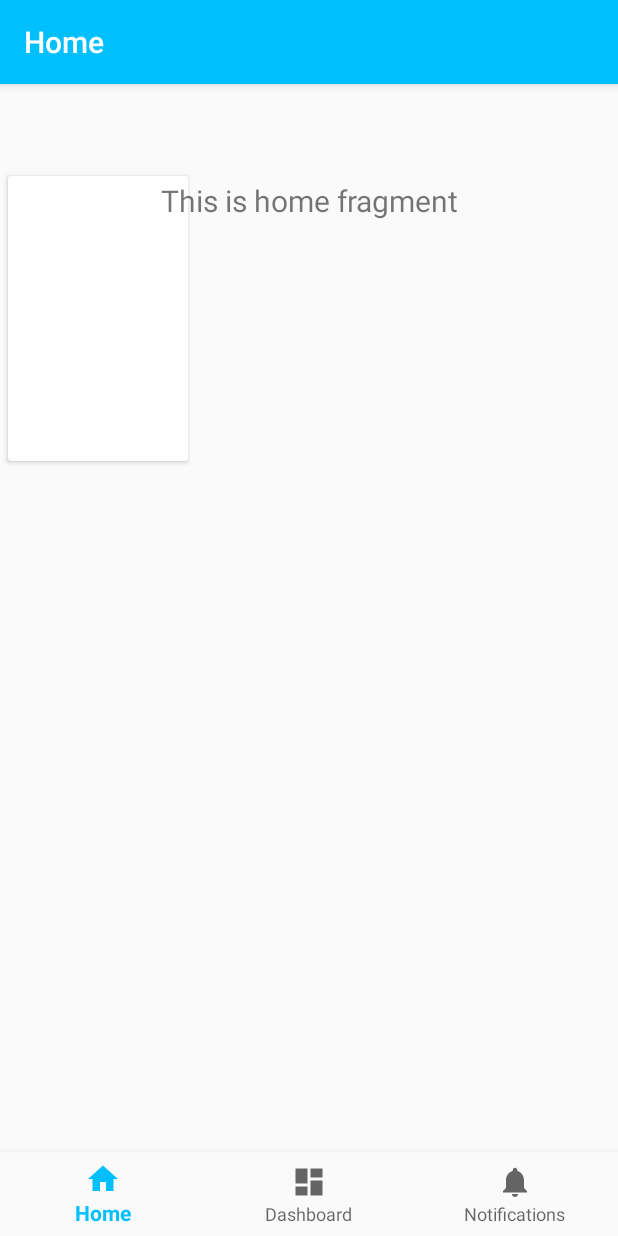
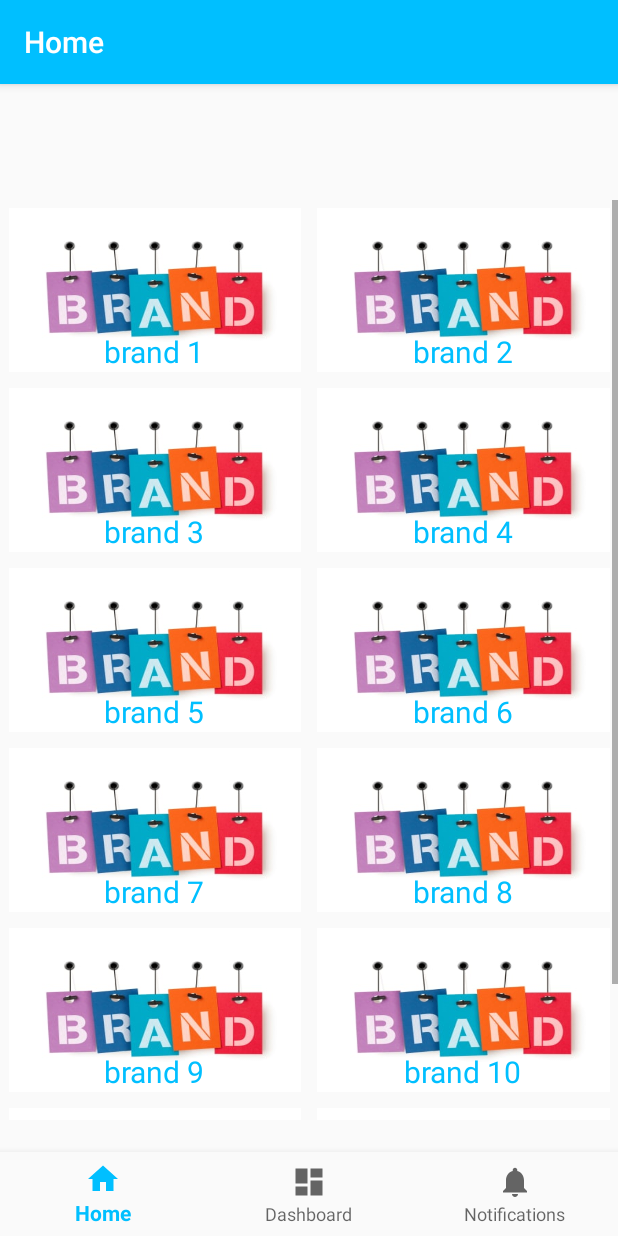
Before and after one commit to karimmady/eshop-client, an Android app: the Home screen opened directly, with no data from a screen before it, on a phone screen of 412 x 824 dp. Run offline under Robolectric (Android 15) with nearby library versions, the phone set to English and light mode, and no system bars; our stand-ins replace navigation-ui.

Commit message:
home screen cards

```diff
--- a/app/build.gradle
+++ b/app/build.gradle
@@ -30,6 +30,8 @@ dependencies {
     implementation 'androidx.navigation:navigation-fragment:2.0.0'
     implementation 'androidx.navigation:navigation-ui:2.0.0'
     implementation 'androidx.lifecycle:lifecycle-extensions:2.0.0'
+    implementation 'androidx.recyclerview:recyclerview'
+    implementation 'androidx.cardview:cardview'
     testImplementation 'junit:junit:4.12'
     androidTestImplementation 'androidx.test.ext:junit:1.1.1'
     androidTestImplementation 'androidx.test.espresso:espresso-core:3.2.0'
--- a/app/src/main/java/com/example/eshop_client/Home.java
+++ b/app/src/main/java/com/example/eshop_client/Home.java
@@ -9,8 +9,14 @@ import androidx.navigation.NavController;
 import androidx.navigation.Navigation;
 import androidx.navigation.ui.AppBarConfiguration;
 import androidx.navigation.ui.NavigationUI;
+import androidx.recyclerview.widget.RecyclerView;
 
 public class Home extends AppCompatActivity {
+
+    private RecyclerView recyclerView;
+    private RecyclerView.Adapter mAdapter;
+    private RecyclerView.LayoutManager layoutManager;
+
 
     @Override
     protected void onCreate(Bundle savedInstanceState) {
--- a/app/src/main/java/com/example/eshop_client/MainActivity.java
+++ b/app/src/main/java/com/example/eshop_client/MainActivity.java
@@ -46,20 +46,21 @@ public class MainActivity extends AppCompatActivity {
             public void onClick(View view) {
                 TextView email = findViewById(R.id.email);
                 TextView password = findViewById(R.id.password);
-                loginURL = "http://10.0.2.2:3000/login?" + "email=" + email.getText() +"&password="+password.getText();
+                loginURL = "http://192.168.1.10:3000/login?" + "email=" + email.getText() +"&password="+password.getText();
                 System.out.println(loginURL);
-                try {
-                    boolean status = new Network().execute(loginURL).get();
-                }catch (Exception e){
-
-                }
-                if (network.status==200){
+//                try {
+//                    boolean status = new Network().execute(loginURL).get();
+//                }catch (Exception e){
+//
+//                }
+//                if (network.status==200){
                     Intent i = new Intent(MainActivity.this,Home.class);
                     startActivity(i);
-                }
-                else {
-                    //make toast invalid login
-                }
+//                }
+//                else {
+//
+//                    Toast.makeText(MainActivity.this,"ERROR",Toast.LENGTH_SHORT).show();
+//                }
             }
         });
 //        BottomNavigationView navView = findViewById(R.id.nav_view);
--- a/app/src/main/java/com/example/eshop_client/Register.java
+++ b/app/src/main/java/com/example/eshop_client/Register.java
@@ -27,11 +27,30 @@ public class Register extends AppCompatActivity {
                 EditText lastName = findViewById(R.id.LastName);
                 EditText Password = findViewById(R.id.Password);
                 EditText RePassword =findViewById(R.id.ReEnter);
-               // System.out.println(String.valueOf(firstName.getText()).equals(null));
-                if(!String.valueOf(Password.getText()).equals(String.valueOf(RePassword.getText())))
+               ///////////////////////////////////////////////////////////////////////////////////////////
+                if(!String.valueOf(Password.getText()).equals(String.valueOf(RePassword.getText()))
+                        ||String.valueOf(firstName.getText()).isEmpty() ||String.valueOf(lastName.getText()).isEmpty()
+                        ||String.valueOf(email.getText()).isEmpty()||String.valueOf(Password.getText()).isEmpty()
+                        ||String.valueOf(RePassword.getText()).isEmpty())
                 {
+                    if(String.valueOf(firstName.getText()).isEmpty() && String.valueOf(lastName.getText()).isEmpty()
+                       &&String.valueOf(email.getText()).isEmpty()&& String.valueOf(Password.getText()).isEmpty()
+                       &&String.valueOf(RePassword.getText()).isEmpty())
+                        Toast.makeText(Register.this,"Missing information",Toast.LENGTH_SHORT).show();
 
-                    Toast.makeText(Register.this,"Password does not match",Toast.LENGTH_SHORT).show();
+
+                    else if (String.valueOf(firstName.getText()).isEmpty())
+                        Toast.makeText(Register.this,"Please enter your first name",Toast.LENGTH_SHORT).show();
+                    else if (String.valueOf(lastName.getText()).isEmpty())
+                        Toast.makeText(Register.this,"Please enter your last name",Toast.LENGTH_SHORT).show();
+                    else if (String.valueOf(email.getText()).isEmpty())
+                        Toast.makeText(Register.this,"Please enter your E-mail address",Toast.LENGTH_SHORT).show();
+                    else if (String.valueOf(Password.getText()).isEmpty())
+                        Toast.makeText(Register.this,"Please type your password",Toast.LENGTH_SHORT).show();
+                    else if (String.valueOf(RePassword.getText()).isEmpty())
+                        Toast.makeText(Register.this,"Please Re-Enter your password",Toast.LENGTH_SHORT).show();
+                    else if (!String.valueOf(Password.getText()).equals(String.valueOf(RePassword.getText())))
+                        Toast.makeText(Register.this,"Password does not match",Toast.LENGTH_SHORT).show();
                 }
                 else{
                     registerURL = "http://10.0.2.2:3000/register?" + "email=" + email.getText() +"&password="+Password.getText()+"&name="+String.valueOf(firstName.getText())+"%20"+String.valueOf(lastName.getText());
--- a/app/src/main/java/com/example/eshop_client/ui/home/HomeFragment.java
+++ b/app/src/main/java/com/example/eshop_client/ui/home/HomeFragment.java
@@ -1,9 +1,12 @@
 package com.example.eshop_client.ui.home;
 
+import android.content.Context;
+import android.content.Intent;
 import android.os.Bundle;
 import android.view.LayoutInflater;
 import android.view.View;
 import android.view.ViewGroup;
+import android.widget.ImageView;
 import android.widget.TextView;
 
 import androidx.annotation.Nullable;
@@ -11,25 +14,108 @@ import androidx.annotation.NonNull;
 import androidx.fragment.app.Fragment;
 import androidx.lifecycle.Observer;
 import androidx.lifecycle.ViewModelProviders;
+import androidx.recyclerview.widget.GridLayoutManager;
+import androidx.recyclerview.widget.LinearLayoutManager;
+import androidx.recyclerview.widget.RecyclerView;
 
+import com.example.eshop_client.Home;
+import com.example.eshop_client.MainActivity;
 import com.example.eshop_client.R;
+
+import java.util.ArrayList;
+import java.util.Arrays;
 
 public class HomeFragment extends Fragment {
 
     private HomeViewModel homeViewModel;
 
+    ArrayList<String> brandNames = new ArrayList<>(Arrays.asList("brand 1", "brand 2", "brand 3", "brand 4", "brand 5", "brand 6", "brand 7","brand 8", "brand 9", "brand 10", "brand 11", "brand 12", "brand 13", "brand 14"));
+    ArrayList<Integer> brandImages = new ArrayList<>(Arrays.asList(R.drawable.brand1, R.drawable.brand1, R.drawable.brand1, R.drawable.brand1, R.drawable.brand1, R.drawable.brand1, R.drawable.brand1,R.drawable.brand1, R.drawable.brand1, R.drawable.brand1, R.drawable.brand1, R.drawable.brand1, R.drawable.brand1, R.drawable.brand1));
+
     public View onCreateView(@NonNull LayoutInflater inflater,
                              ViewGroup container, Bundle savedInstanceState) {
-        homeViewModel =
-                ViewModelProviders.of(this).get(HomeViewModel.class);
+//        homeViewModel =
+//                ViewModelProviders.of(this).get(HomeViewModel.class);
+//        View root = inflater.inflate(R.layout.fragment_home, container, false);
+//        final TextView textView = root.findViewById(R.id.text_home);
+//        homeViewModel.getText().observe(this, new Observer<String>() {
+//            @Override
+//            public void onChanged(@Nullable String s) {
+//                textView.setText(s);
+//            }
+//        });
         View root = inflater.inflate(R.layout.fragment_home, container, false);
-        final TextView textView = root.findViewById(R.id.text_home);
-        homeViewModel.getText().observe(this, new Observer<String>() {
-            @Override
-            public void onChanged(@Nullable String s) {
-                textView.setText(s);
-            }
-        });
+
+        RecyclerView recyclerView = (RecyclerView) root.findViewById(R.id.recyclerView);
+        // set a GridLayoutManager with 2 number of columns , horizontal gravity and false value for reverseLayout to show the items from start to end
+        GridLayoutManager gridLayoutManager = new GridLayoutManager(getContext(),2);
+        recyclerView.setLayoutManager(gridLayoutManager); // set LayoutManager to RecyclerView
+        //  call the constructor of CustomAdapter to send the reference and data to Adapter
+        CustomAdapter customAdapter = new CustomAdapter(getContext(), brandNames, brandImages);
+        recyclerView.setAdapter(customAdapter); // set the Adapter to RecyclerView
+
         return root;
     }
 }
+
+class CustomAdapter extends RecyclerView.Adapter<CustomAdapter.MyViewHolder> {
+
+    ArrayList<String> brandNames;
+    ArrayList<Integer> brandImages;
+    Context context;
+
+    public CustomAdapter(Context context, ArrayList<String> brandNames, ArrayList<Integer> brandImages) {
+        this.context = context;
+
+        this.brandNames = brandNames;
+        this.brandImages = brandImages;
+    }
+
+    @Override
+    public MyViewHolder onCreateViewHolder(ViewGroup parent, int viewType) {
+        // infalte the item Layout
+        View v = LayoutInflater.from(parent.getContext()).inflate(R.layout.rowlayout, parent, false);
+        // set the view's size, margins, paddings and layout parameters
+        MyViewHolder vh = new MyViewHolder(v); // pass the view to View Holder
+        return vh;
+    }
+
+    @Override
+    public void onBindViewHolder(MyViewHolder holder, final int position) {
+        // set the data in items
+        holder.name.setText(brandNames.get(position));
+        holder.image.setImageResource(brandImages.get(position));
+        // implement setOnClickListener event on item view.
+        holder.itemView.setOnClickListener(new View.OnClickListener() {
+            @Override
+            public void onClick(View view) {
+                // open another activity on item click
+                Intent intent = new Intent(context, MainActivity.class);
+                intent.putExtra("image", brandImages.get(position)); // put image data in Intent
+                context.startActivity(intent); // start Intent
+            }
+        });
+
+    }
+
+
+    @Override
+    public int getItemCount() {
+        return brandNames.size();
+    }
+
+    public class MyViewHolder extends RecyclerView.ViewHolder {
+        // init the item view's
+        TextView name;
+        ImageView image;
+
+        public MyViewHolder(View itemView) {
+            super(itemView);
+
+            // get the reference of item view's
+            name = (TextView) itemView.findViewById(R.id.name);
+            image = (ImageView) itemView.findViewById(R.id.image);
+
+        }
+    }
+}
--- a/app/src/main/res/layout/activity_home.xml
+++ b/app/src/main/res/layout/activity_home.xml
@@ -1,26 +1,25 @@
 <?xml version="1.0" encoding="utf-8"?>
-<RelativeLayout xmlns:android="http://schemas.android.com/apk/res/android"
+<androidx.constraintlayout.widget.ConstraintLayout xmlns:android="http://schemas.android.com/apk/res/android"
     xmlns:app="http://schemas.android.com/apk/res-auto"
+    xmlns:tools="http://schemas.android.com/tools"
     android:id="@+id/container"
     android:layout_width="match_parent"
     android:layout_height="match_parent"
     android:paddingTop="?attr/actionBarSize">
-<LinearLayout
-    android:layout_width="match_parent"
-    android:layout_height="match_parent"
-    >
 
-    <androidx.cardview.widget.CardView
-        android:layout_width="120dp"
-        android:layout_height="190dp"
-        android:layout_margin="5dp">
-    </androidx.cardview.widget.CardView>
-</LinearLayout>
+    <TextView
+        android:id="@+id/text_home"
+        android:layout_width="411dp"
+        android:layout_height="50dp"
+        android:layout_marginTop="55dp"
+        app:layout_constraintEnd_toEndOf="parent"
+        app:layout_constraintStart_toStartOf="parent"
+        app:layout_constraintTop_toTopOf="parent"></TextView>
+
     <com.google.android.material.bottomnavigation.BottomNavigationView
         android:id="@+id/nav_view"
-        android:layout_width="match_parent"
+        android:layout_width="0dp"
         android:layout_height="wrap_content"
-        android:layout_alignParentBottom="true"
         android:layout_marginStart="0dp"
         android:layout_marginEnd="0dp"
         android:background="?android:attr/windowBackground"
@@ -32,8 +31,8 @@
     <fragment
         android:id="@+id/nav_host_fragment"
         android:name="androidx.navigation.fragment.NavHostFragment"
-        android:layout_width="match_parent"
-        android:layout_height="match_parent"
+        android:layout_width="411dp"
+        android:layout_height="613dp"
         app:defaultNavHost="true"
         app:layout_constraintBottom_toTopOf="@id/nav_view"
         app:layout_constraintLeft_toLeftOf="parent"
@@ -41,5 +40,4 @@
         app:layout_constraintTop_toTopOf="parent"
         app:navGraph="@navigation/mobile_navigation" />
 
-
-</RelativeLayout>
+</androidx.constraintlayout.widget.ConstraintLayout>
--- a/app/src/main/res/layout/fragment_home.xml
+++ b/app/src/main/res/layout/fragment_home.xml
@@ -1,19 +1,14 @@
 <?xml version="1.0" encoding="utf-8"?>
-<androidx.constraintlayout.widget.ConstraintLayout xmlns:android="http://schemas.android.com/apk/res/android"
+<ScrollView xmlns:android="http://schemas.android.com/apk/res/android"
     xmlns:app="http://schemas.android.com/apk/res-auto"
+    xmlns:tools="http://schemas.android.com/tools"
     android:layout_width="match_parent"
     android:layout_height="match_parent">
 
-    <TextView
-        android:id="@+id/text_home"
+
+
+    <androidx.recyclerview.widget.RecyclerView
+        android:id="@+id/recyclerView"
         android:layout_width="match_parent"
-        android:layout_height="wrap_content"
-        android:layout_marginStart="8dp"
-        android:layout_marginTop="8dp"
-        android:layout_marginEnd="8dp"
-        android:textAlignment="center"
-        android:textSize="20sp"
-        app:layout_constraintEnd_toEndOf="parent"
-        app:layout_constraintStart_toStartOf="parent"
-        app:layout_constraintTop_toTopOf="parent" />
-</androidx.constraintlayout.widget.ConstraintLayout>
+        android:layout_height="match_parent" />
+</ScrollView>
--- /dev/null
+++ b/app/src/main/res/layout/rowlayout.xml
@@ -0,0 +1,25 @@
+<?xml version="1.0" encoding="utf-8"?>
+<RelativeLayout xmlns:android="http://schemas.android.com/apk/res/android"
+    android:layout_width="match_parent"
+    android:layout_height="120dp"
+    android:padding="5dp">
+    <!--
+    grid items for RecyclerView
+    -->
+
+    <ImageView
+        android:id="@+id/image"
+        android:layout_width="match_parent"
+        android:layout_height="wrap_content"
+        android:scaleType="fitXY"
+        android:src="@mipmap/ic_launcher" />
+
+    <TextView
+        android:id="@+id/name"
+        android:layout_width="wrap_content"
+        android:layout_height="wrap_content"
+        android:layout_alignParentBottom="true"
+        android:layout_centerHorizontal="true"
+        android:textSize="20sp"
+        android:textColor="@color/deepSkyBlue" />
+</RelativeLayout>
```
Also changed, not shown: app/src/main/res/drawable/brand1.jpg (added).
